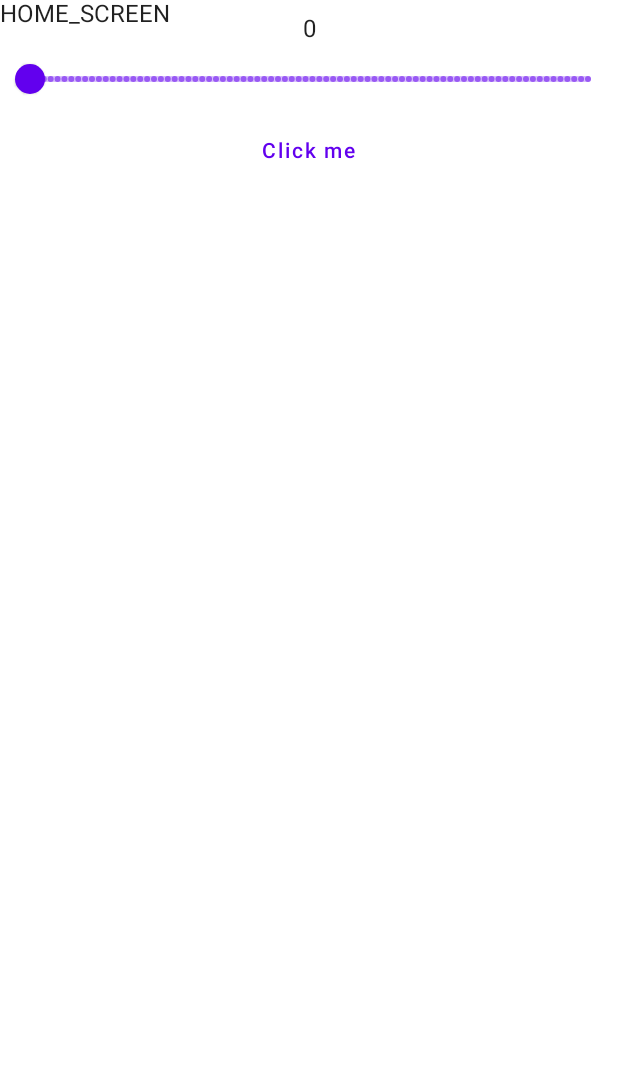
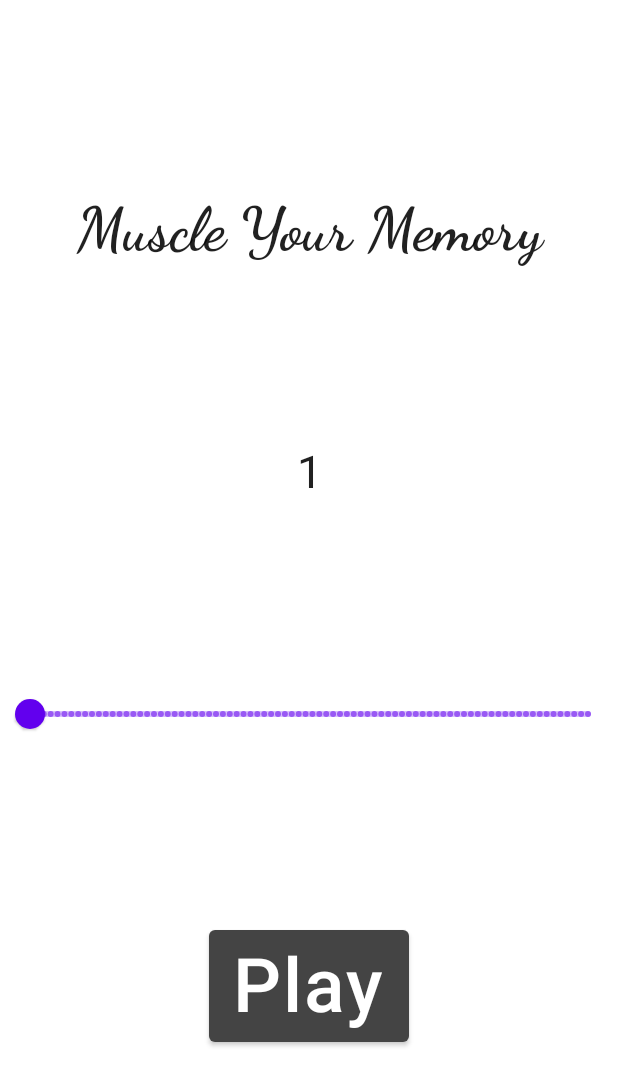
Before and after one commit to khenissimehdi/MemoryGame, an Android app built with Jetpack Compose: the screen it shows after launch (MainActivity), on a phone screen of 412 x 824 dp. Shown: the top 1086 px of the screen. Run offline under Robolectric (Android 15) with nearby library versions, the phone set to English and light mode, and no system bars.

Commit message:
when user pick number the code create a random list of values and get he flags and country name it goes with

```diff
--- a/CountryMemory/app/src/main/java/com/example/countrymemory/MainActivity.kt
+++ b/CountryMemory/app/src/main/java/com/example/countrymemory/MainActivity.kt
@@ -25,8 +25,11 @@ import androidx.compose.ui.graphics.ImageBitmap
 import androidx.compose.ui.graphics.asImageBitmap
 import androidx.compose.ui.graphics.graphicsLayer
 import androidx.compose.ui.platform.LocalContext
+import androidx.compose.ui.text.font.FontFamily
+import androidx.compose.ui.text.font.FontWeight
 import androidx.compose.ui.tooling.preview.Preview
 import androidx.compose.ui.unit.dp
+import androidx.compose.ui.unit.sp
 import androidx.navigation.NavHostController
 import androidx.navigation.compose.rememberNavController
 import com.example.countrymemory.core.Country
@@ -40,7 +43,6 @@ class MainActivity : ComponentActivity() {
         setContent {
             CountryMemoryTheme {
                 var fullCountries = Country.loadCountries(context = LocalContext.current)
-                var countries = JavaUtils.pickRandom(fullCountries,6);
                 navController = rememberNavController()
                 SetupGraph(navController = navController,countries = fullCountries, fullCountriesNumber = fullCountries.size)
             }
@@ -49,23 +51,27 @@ class MainActivity : ComponentActivity() {
 }
 
 @Composable
-fun Game(nav: NavHostController, countries: List<Country>) {
+fun Game(navController: NavHostController, countries: List<Country>, pickedNumber: Int) {
+    var RandomCountries = JavaUtils.pickRandom(countries,pickedNumber);
     Surface(modifier = Modifier.fillMaxSize(), color = MaterialTheme.colors.background) {
-        Splash(countries)
+        Splash(RandomCountries)
     }
 }
 
 @Composable
 fun Home(navController: NavHostController, fullCountriesNumber: Int, countries: List<Country>) {
     Surface(modifier = Modifier.fillMaxSize(), color = MaterialTheme.colors.background) {
-        Text(text = "HOME_SCREEN")
-        var sliderPosition by remember { mutableStateOf(0f) }
+
+        var sliderPosition by remember { mutableStateOf(1f) }
 
         Column(modifier = Modifier
             .fillMaxSize()
-            .padding(10.dp),horizontalAlignment = Alignment.CenterHorizontally) {
+            .padding(10.dp),horizontalAlignment = Alignment.CenterHorizontally, verticalArrangement = Arrangement.SpaceEvenly) {
             Row() {
-                Text(text = sliderPosition.toInt().toString())
+                Text(text = "Muscle Your Memory", fontSize = 40.sp ,fontFamily = FontFamily.Cursive,fontWeight = FontWeight.Bold)
+            }
+            Row() {
+                Text(text = sliderPosition.toInt().toString(), fontSize = 30.sp)
             }
             Row() {
                 Slider(value = sliderPosition,enabled = true,steps = fullCountriesNumber/3,valueRange = 1f..fullCountriesNumber.toFloat() ,onValueChange = { sliderPosition = it })
@@ -73,14 +79,10 @@ fun Home(navController: NavHostController, fullCountriesNumber: Int, countries:
 
             Row() {
                 Button(
-                    onClick = { navController.navigate(route = "game/$1") },
-                    colors = ButtonDefaults.outlinedButtonColors(backgroundColor = Color.Transparent),
-                    elevation = ButtonDefaults.elevation(
-                        defaultElevation = 0.dp,
-                        pressedElevation = 0.dp,
-                        disabledElevation = 0.dp
-                    )){
-                    Text(text = "Click me")
+                    onClick = { navController.navigate(route = "game/${sliderPosition.toInt()}") },
+                    colors = ButtonDefaults.outlinedButtonColors(backgroundColor = Color.DarkGray),
+                    ){
+                    Text(text = "Play",color = White, fontSize = 50.sp)
                 }
             }
 
--- a/CountryMemory/app/src/main/java/com/example/countrymemory/navGraph.kt
+++ b/CountryMemory/app/src/main/java/com/example/countrymemory/navGraph.kt
@@ -26,9 +26,12 @@ fun SetupGraph(
             Home(navController = navController,fullCountriesNumber = fullCountriesNumber, countries = countries)
         }
         composable(
-            route = Screen.Game.route
+            route = Screen.Game.route,
+            arguments = listOf(navArgument("number") {
+                type = NavType.IntType
+            })
         ) {
-            Game(nav = navController, countries =  countries)
+            Game(navController = navController, countries =  countries, pickedNumber=it.arguments?.getInt("number") ?: 1)
         }
     }
 
```
